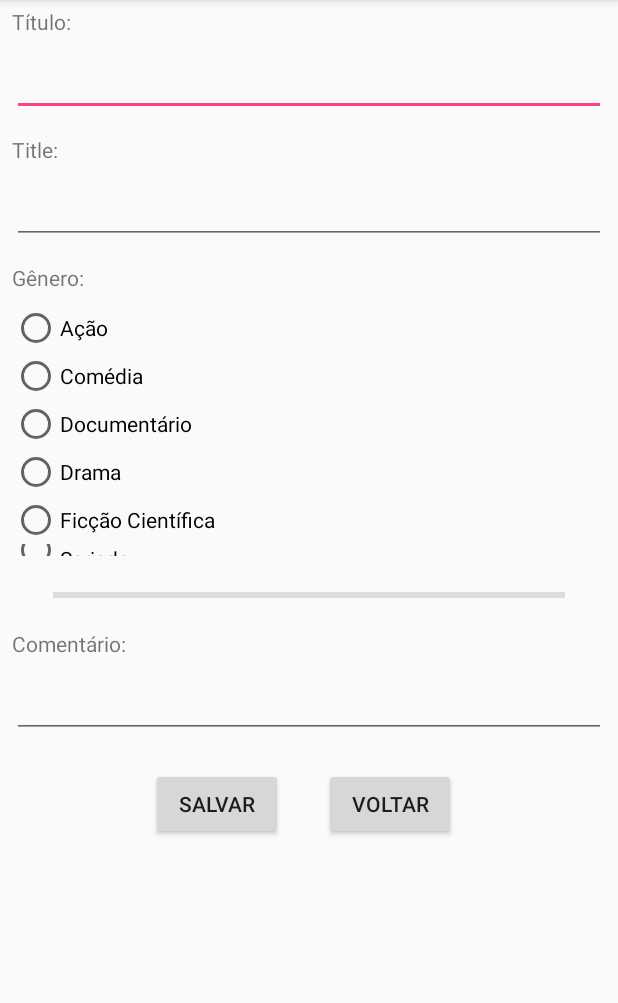
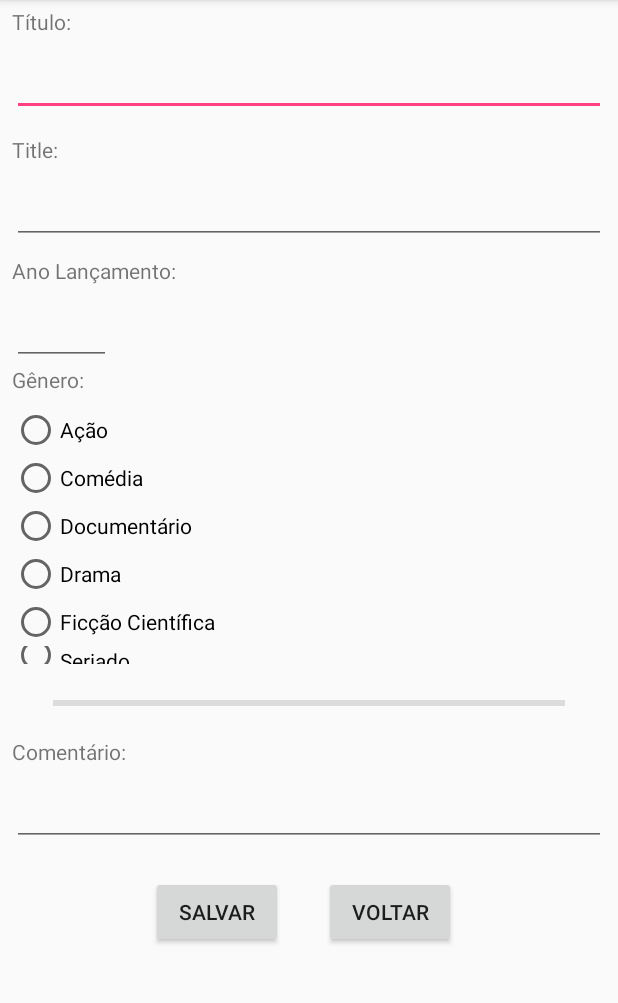
Before and after one commit to tofarias/android-mymovies, an Android app: the screen it shows after launch (RegisterActivity), after a tap on an icon or button, on a phone screen of 412 x 824 dp, the part 84-1087 px from its top. Run offline under Robolectric (Android 15) with nearby library versions, the light colour scheme and no system bars.

Commit message:
Add persistindo "release_year"

```diff
--- a/app/src/main/java/com/example/tiago/mymovies/adapter/MovieAdapter.java
+++ b/app/src/main/java/com/example/tiago/mymovies/adapter/MovieAdapter.java
@@ -38,12 +38,14 @@ public class MovieAdapter extends RecyclerView.Adapter<MovieHolder> {
         int movieId = this.movieList.get(position).getId();
         String movieCategory = this.movieList.get(position).getCategory().getName();
         String movieComment = this.movieList.get(position).getComment();
+        String movieReleaseYear = this.movieList.get(position).getReleaseYear();
 
         holder.movieNameEn.setText(movieNameEn);
         holder.movieNamePtBr.setText(movieNamePtBr);
         holder.movieId.setText(String.valueOf(movieId));
         holder.movieCategory.setText(movieCategory);
         holder.movieComment.setText(movieComment);
+        holder.movieReleaseYear.setText(movieReleaseYear);
     }
 
     @Override
--- a/app/src/main/java/com/example/tiago/mymovies/dao/db/MovieDaoDb.java
+++ b/app/src/main/java/com/example/tiago/mymovies/dao/db/MovieDaoDb.java
@@ -30,6 +30,7 @@ public class MovieDaoDb implements MovieDao {
         values.put("title_en",movie.getTitleEn());
         values.put("category_id",movie.getCategory().getId());
         values.put("comment",movie.getComment());
+        values.put("release_year",movie.getReleaseYear());
 
         db.insert("movie",null,values);
         db.close();
@@ -45,6 +46,7 @@ public class MovieDaoDb implements MovieDao {
         values.put("title_en",movie.getTitleEn());
         values.put("category_id",movie.getCategory().getId());
         values.put("comment",movie.getComment());
+        values.put("release_year",movie.getReleaseYear());
 
         db.update("movie",values,"id = ?",new String[]{ Integer.toString(movie.getId()) });
         db.close();
@@ -64,7 +66,7 @@ public class MovieDaoDb implements MovieDao {
         SQLiteDatabase db =  this.dbSqlite.getReadableDatabase();
 
         Cursor cursor = db.query("movie",
-                new String[]{"id","title_pt_br", "title_en", "comment", "category_id"},
+                new String[]{"id","title_pt_br", "title_en", "comment", "category_id", "release_year"},
                 "id = ?",new String[]{ id },null,null,null);
 
         if( cursor != null ){
@@ -76,7 +78,8 @@ public class MovieDaoDb implements MovieDao {
                 cursor.getString(cursor.getColumnIndex("title_en")),
                 cursor.getString(cursor.getColumnIndex("title_pt_br")),
                 new Category(cursor.getInt(cursor.getColumnIndex("category_id"))),
-                cursor.getString(cursor.getColumnIndex("comment"))
+                cursor.getString(cursor.getColumnIndex("comment")),
+                cursor.getString(cursor.getColumnIndex("release_year"))
             );
 
             return movie;
@@ -87,7 +90,7 @@ public class MovieDaoDb implements MovieDao {
 
             SQLiteDatabase db =  this.dbSqlite.getReadableDatabase();
 
-            String rawQuery = "SELECT movie.id, title_en, title_pt_br, category.name as category, category.id category_id, comment " +
+            String rawQuery = "SELECT movie.id, title_en, title_pt_br, category.name as category, category.id category_id, comment, release_year " +
                               "FROM movie INNER JOIN category ON (category.id = movie.category_id)" +
                               "ORDER BY movie.id DESC";
 
@@ -101,8 +104,9 @@ public class MovieDaoDb implements MovieDao {
                 String titlePtBr = cursor.getString(cursor.getColumnIndex("title_pt_br"));
                 String category  = cursor.getString(cursor.getColumnIndex("category"));
                 String comment   = cursor.getString(cursor.getColumnIndex("comment"));
+                String releaseYear   = cursor.getString(cursor.getColumnIndex("release_year"));
 
-                Movie movie = new Movie(id, titleEn, titlePtBr, new Category(category), comment);
+                Movie movie = new Movie(id, titleEn, titlePtBr, new Category(category), comment, releaseYear);
                 moviesList.add(movie);
             }
             return moviesList;
--- a/app/src/main/java/com/example/tiago/mymovies/holder/MovieHolder.java
+++ b/app/src/main/java/com/example/tiago/mymovies/holder/MovieHolder.java
@@ -17,6 +17,7 @@ public class MovieHolder extends RecyclerView.ViewHolder{
     public TextView movieId;
     public TextView movieCategory;
     public TextView movieComment;
+    public TextView movieReleaseYear;
 
     public MovieHolder(@NonNull final View itemView) {
         super(itemView);
@@ -26,6 +27,7 @@ public class MovieHolder extends RecyclerView.ViewHolder{
         this.movieId       = itemView.findViewById(R.id.movieId);
         this.movieCategory = itemView.findViewById(R.id.movieCategory);
         this.movieComment  = itemView.findViewById(R.id.movieComment);
+        this.movieReleaseYear = itemView.findViewById(R.id.movieReleaseYear);
 
         itemView.setOnClickListener(new View.OnClickListener(){
 
--- a/app/src/main/java/com/example/tiago/mymovies/model/Movie.java
+++ b/app/src/main/java/com/example/tiago/mymovies/model/Movie.java
@@ -7,13 +7,15 @@ public class Movie {
     private String comment;
     private int id;
     private Category category;
+    private String releaseYear;
 
-    public Movie(int id, String titleEn, String titlePtBr, Category category, String comment) {
+    public Movie(int id, String titleEn, String titlePtBr, Category category, String comment, String releaseYear) {
         this.id = id;
         this.titleEn = titleEn;
         this.titlePtBr = titlePtBr;
         this.category = category;
         this.comment = comment;
+        this.releaseYear = releaseYear;
     }
 
     public Movie(String titleEn, String titlePtBr) {
@@ -21,11 +23,20 @@ public class Movie {
         this.titlePtBr = titlePtBr;
     }
 
-    public Movie(String titleEn, String titlePtBr, Category category, String comment) {
+    public Movie(String titleEn, String titlePtBr, Category category, String comment, String releaseYear) {
         this.category     = category;
         this.titleEn      = titleEn;
         this.titlePtBr    = titlePtBr;
         this.comment      = comment;
+        this.releaseYear  = releaseYear;
+    }
+
+    public String getReleaseYear() {
+        return releaseYear;
+    }
+
+    public void setReleaseYear(String releaseYear) {
+        this.releaseYear = releaseYear;
     }
 
     public String getComment() {
--- a/app/src/main/res/layout/activity_register.xml
+++ b/app/src/main/res/layout/activity_register.xml
@@ -59,6 +59,19 @@
             android:id="@+id/textTitleEn"
             android:layout_width="wrap_content"
             android:layout_height="wrap_content"
+            android:layout_marginEnd="8dp"
+            android:layout_marginStart="8dp"
+            android:layout_marginTop="8dp"
+            android:text="Ano Lançamento:"
+            app:layout_constraintEnd_toEndOf="parent"
+            app:layout_constraintHorizontal_bias="0.0"
+            app:layout_constraintStart_toStartOf="parent"
+            app:layout_constraintTop_toBottomOf="@+id/edtTitleEn" />
+
+        <TextView
+            android:id="@+id/textTitleEn2"
+            android:layout_width="wrap_content"
+            android:layout_height="wrap_content"
             android:layout_marginBottom="8dp"
             android:layout_marginEnd="8dp"
             android:layout_marginStart="8dp"
@@ -71,15 +84,15 @@
         <RadioGroup
             android:id="@+id/rb_categories"
             android:layout_width="368dp"
-            android:layout_height="168dp"
+            android:layout_height="172dp"
             android:layout_marginEnd="8dp"
             android:layout_marginStart="8dp"
-            android:layout_marginTop="40dp"
+            android:layout_marginTop="8dp"
             android:orientation="vertical"
             app:layout_constraintEnd_toEndOf="parent"
             app:layout_constraintHorizontal_bias="0.0"
             app:layout_constraintStart_toStartOf="parent"
-            app:layout_constraintTop_toBottomOf="@+id/edtTitleEn">
+            app:layout_constraintTop_toBottomOf="@+id/textView">
 
         </RadioGroup>
 
@@ -87,11 +100,10 @@
             android:id="@+id/textView"
             android:layout_width="wrap_content"
             android:layout_height="wrap_content"
-            android:layout_marginBottom="8dp"
             android:layout_marginStart="8dp"
             android:text="Gênero:"
-            app:layout_constraintBottom_toTopOf="@+id/rb_categories"
-            app:layout_constraintStart_toStartOf="parent" />
+            app:layout_constraintStart_toStartOf="parent"
+            app:layout_constraintTop_toBottomOf="@+id/edtReleaseYear" />
 
         <TextView
             android:id="@+id/textView2"
@@ -157,6 +169,17 @@
             app:layout_constraintStart_toStartOf="parent"
             app:layout_constraintTop_toBottomOf="@+id/edtComment" />
 
+        <EditText
+            android:id="@+id/edtReleaseYear"
+            android:layout_width="66dp"
+            android:layout_height="wrap_content"
+            android:layout_marginStart="8dp"
+            android:layout_marginTop="8dp"
+            android:ems="10"
+            android:inputType="textPersonName"
+            app:layout_constraintStart_toStartOf="parent"
+            app:layout_constraintTop_toBottomOf="@+id/textTitleEn" />
+
     </android.support.constraint.ConstraintLayout>
 
 </ScrollView>
```
Also changed, not shown: app/src/main/java/com/example/tiago/mymovies/EditActivity.java (+6 -2 lines), app/src/main/java/com/example/tiago/mymovies/RegisterActivity.java (+6 -4 lines), app/src/main/res/layout/activity_edit.xml (+26 -5 lines), app/src/main/res/layout/movie_item.xml (+23 -1 lines).
